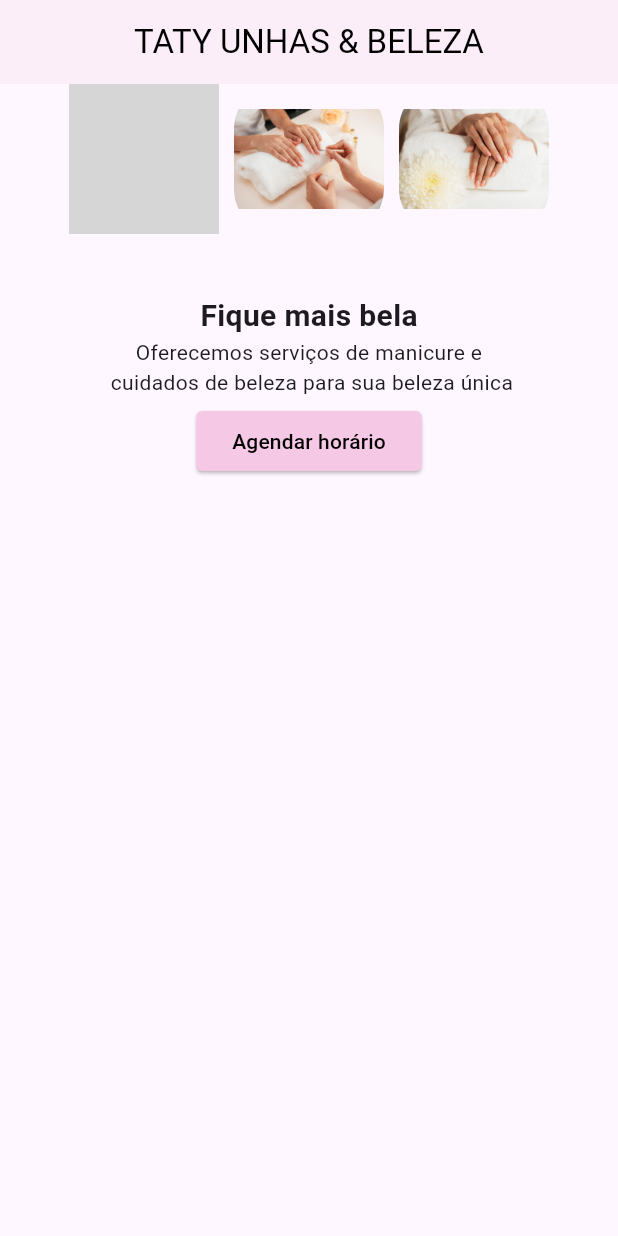
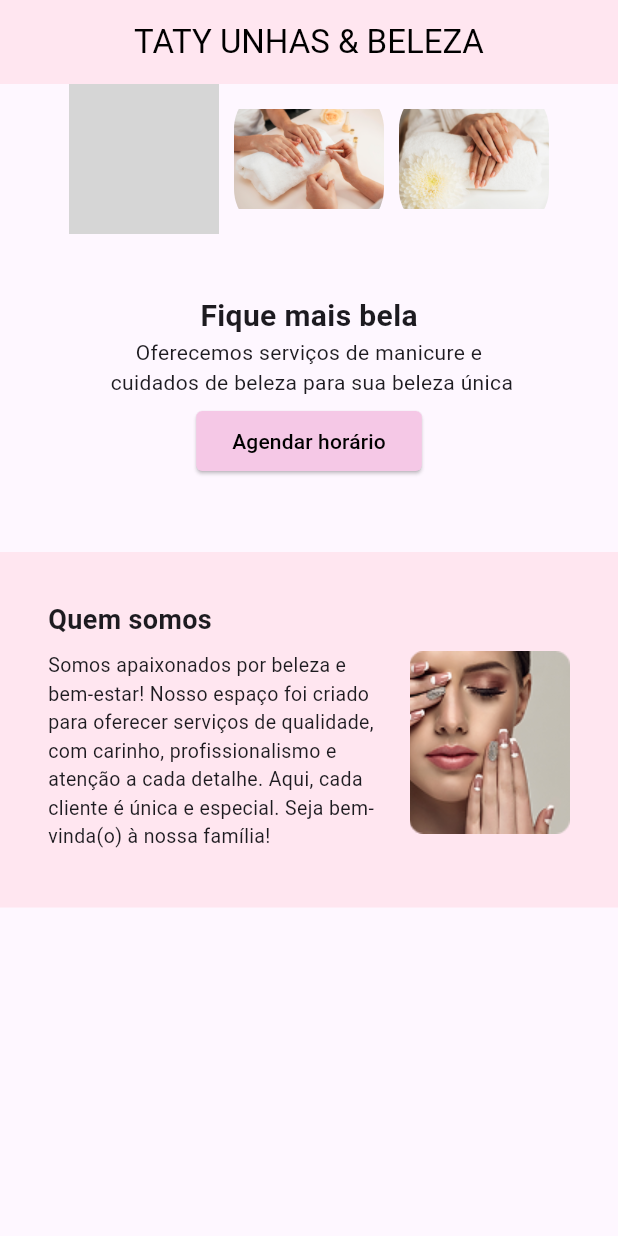
Before and after one commit to joaovtrsantos/tati_unhas_e_beleza_flutter, a Flutter app: the screen it shows after launch, on a phone screen of 412 x 824 dp. Run offline on Flutter 3.47's test engine with Material 3 defaults, Android fonts, the phone set to English and light mode, and no system bars; our stand-ins replace font_awesome_flutter; grey boxes are pictures that could not be loaded.

Commit message:
feat: criação da seção 'quem somos'

```diff
--- a/lib/main.dart
+++ b/lib/main.dart
@@ -4,6 +4,7 @@ import 'package:tati_unhas_e_beleza_flutter/widgets/Cabecalho.dart';
 import 'package:tati_unhas_e_beleza_flutter/widgets/Capa.dart';
 import 'package:tati_unhas_e_beleza_flutter/widgets/Informacoes.dart';
 import 'package:tati_unhas_e_beleza_flutter/widgets/Logo.dart';
+import 'package:tati_unhas_e_beleza_flutter/widgets/QuemSomos.dart';
 import 'package:tati_unhas_e_beleza_flutter/widgets/Slogan.dart';
 import 'package:tati_unhas_e_beleza_flutter/widgets/SubtextoSlogan.dart';
 
@@ -24,7 +25,8 @@ class TatiUnhasEBelezaAppState extends State<TatiUnhasEBelezaApp>{
             Capa(),
             Slogan(),
             SubtextoSlogan(),
-            BotaoAgendamento()
+            BotaoAgendamento(),
+            QuemSomos()
             // Informacoes()
           ],
         ),
--- a/lib/widgets/Cabecalho.dart
+++ b/lib/widgets/Cabecalho.dart
@@ -9,7 +9,7 @@ class Cabecalho extends StatelessWidget implements PreferredSizeWidget {
       width: double.infinity,
       child: AppBar(
         title: Text('TATY UNHAS & BELEZA', style: TextStyle(color: Colors.black)),
-        backgroundColor: Color.fromARGB(255, 251, 238, 248),
+        backgroundColor: Color.fromARGB(255, 255, 230, 240),
         centerTitle: true,
       ),
     );
--- /dev/null
+++ b/lib/widgets/QuemSomos.dart
@@ -0,0 +1,45 @@
+import 'package:flutter/material.dart';
+
+class QuemSomos extends StatelessWidget {
+  const QuemSomos({super.key});
+
+  @override
+  Widget build(BuildContext context) {
+    return Container(
+      margin: const EdgeInsets.only(top: 50),
+      color: const Color.fromARGB(255, 255, 230, 240), // fundo rosa claro
+      height: 237,
+      width: 440,
+      padding: const EdgeInsets.all(32),
+      child: Column(
+        crossAxisAlignment: CrossAxisAlignment.start,
+        children: [
+          const Text(
+            "Quem somos",
+            style: TextStyle(fontWeight: FontWeight.bold, fontSize: 18),
+          ),
+          const SizedBox(height: 8),
+          Row(
+            crossAxisAlignment: CrossAxisAlignment.start,
+            children: [
+              Expanded(
+                flex: 2,
+                child: Text(
+                  'Somos apaixonados por beleza e bem-estar! Nosso espaço foi criado para oferecer serviços de qualidade, com carinho, profissionalismo e atenção a cada detalhe. Aqui, cada cliente é única e especial. Seja bem-vinda(o) à nossa família!',
+                  textAlign: TextAlign.start,
+                  style: TextStyle(fontSize: 13),
+                ),
+              ),
+              const SizedBox(width: 16),
+              SizedBox(
+                width: 107,
+                height: 122,
+                child: Image.asset('assets/rosto.png', fit: BoxFit.cover),
+              ),
+            ],
+          ),
+        ],
+      ),
+    );
+  }
+}
```
Also changed, not shown: assets/rosto.png (added).
